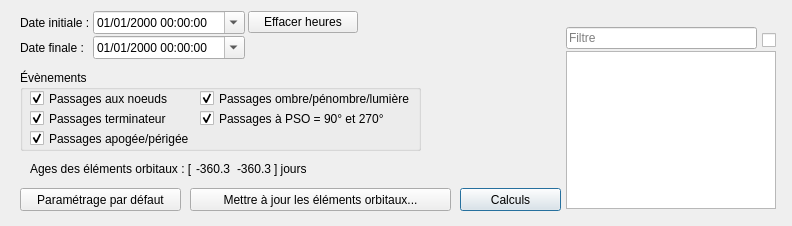
Qt form src/interface/onglets/previsions/calculsevenementsorbitaux.ui (mconsidine/previsat_archive) before a commit.
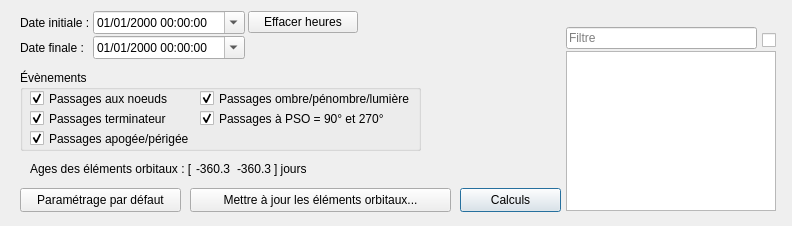
The same form after that commit.

Diff of the .ui file:
```diff
--- a/src/interface/onglets/previsions/calculsevenementsorbitaux.ui
+++ b/src/interface/onglets/previsions/calculsevenementsorbitaux.ui
@@ -19,7 +19,7 @@
      <x>566</x>
      <y>51</y>
      <width>210</width>
-     <height>158</height>
+     <height>160</height>
     </rect>
    </property>
    <property name="font">
@@ -261,7 +261,7 @@
      <x>460</x>
      <y>188</y>
      <width>101</width>
-     <height>23</height>
+     <height>24</height>
     </rect>
    </property>
    <property name="font">
@@ -280,7 +280,7 @@
      <x>20</x>
      <y>188</y>
      <width>161</width>
-     <height>23</height>
+     <height>24</height>
     </rect>
    </property>
    <property name="font">
@@ -382,7 +382,7 @@
      <x>190</x>
      <y>188</y>
      <width>261</width>
-     <height>23</height>
+     <height>24</height>
     </rect>
    </property>
    <property name="text">
```
